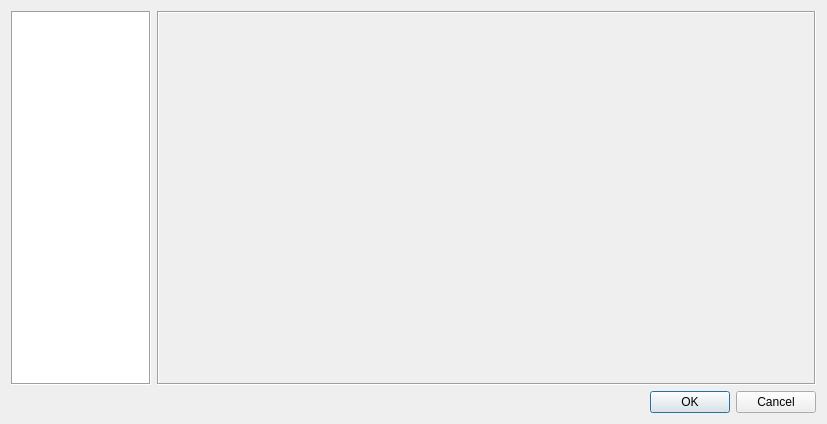
Qt form app/gui/dialogs/optionsdialog.ui (theall/Foreplayer) before a commit.
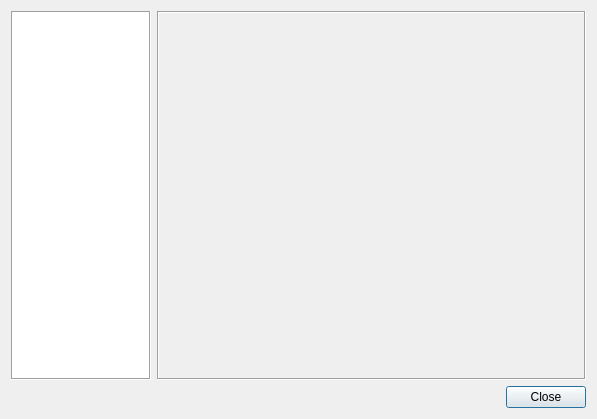
The same form after that commit.

The edit to the form file:
```diff
--- a/app/gui/dialogs/optionsdialog.ui
+++ b/app/gui/dialogs/optionsdialog.ui
@@ -6,8 +6,8 @@
    <rect>
     <x>0</x>
     <y>0</y>
-    <width>827</width>
-    <height>424</height>
+    <width>597</width>
+    <height>419</height>
    </rect>
   </property>
   <property name="windowTitle">
@@ -42,14 +42,28 @@
     </layout>
    </item>
    <item>
-    <widget class="QDialogButtonBox" name="buttonBox">
-     <property name="orientation">
-      <enum>Qt::Horizontal</enum>
-     </property>
-     <property name="standardButtons">
-      <set>QDialogButtonBox::Cancel|QDialogButtonBox::Ok</set>
-     </property>
-    </widget>
+    <layout class="QHBoxLayout" name="horizontalLayout_2">
+     <item>
+      <spacer name="horizontalSpacer">
+       <property name="orientation">
+        <enum>Qt::Horizontal</enum>
+       </property>
+       <property name="sizeHint" stdset="0">
+        <size>
+         <width>40</width>
+         <height>20</height>
+        </size>
+       </property>
+      </spacer>
+     </item>
+     <item>
+      <widget class="QPushButton" name="btnClose">
+       <property name="text">
+        <string>Close</string>
+       </property>
+      </widget>
+     </item>
+    </layout>
    </item>
   </layout>
  </widget>
```
Left out of the diff: 37 changed lines with no effect on the pictures.
